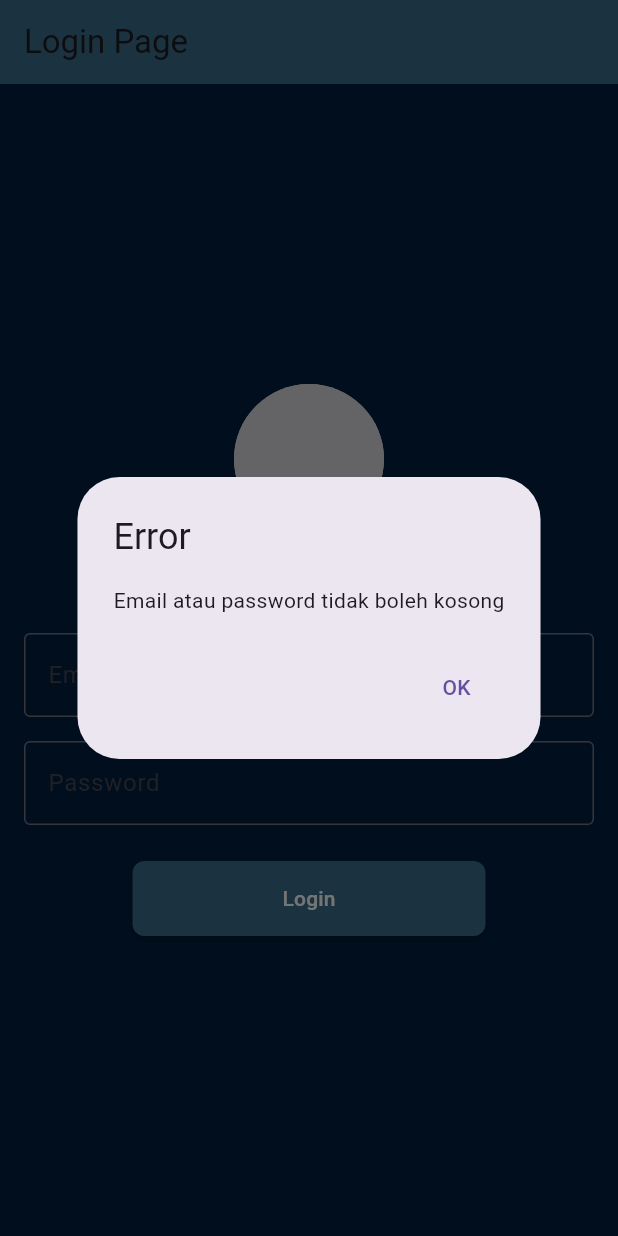
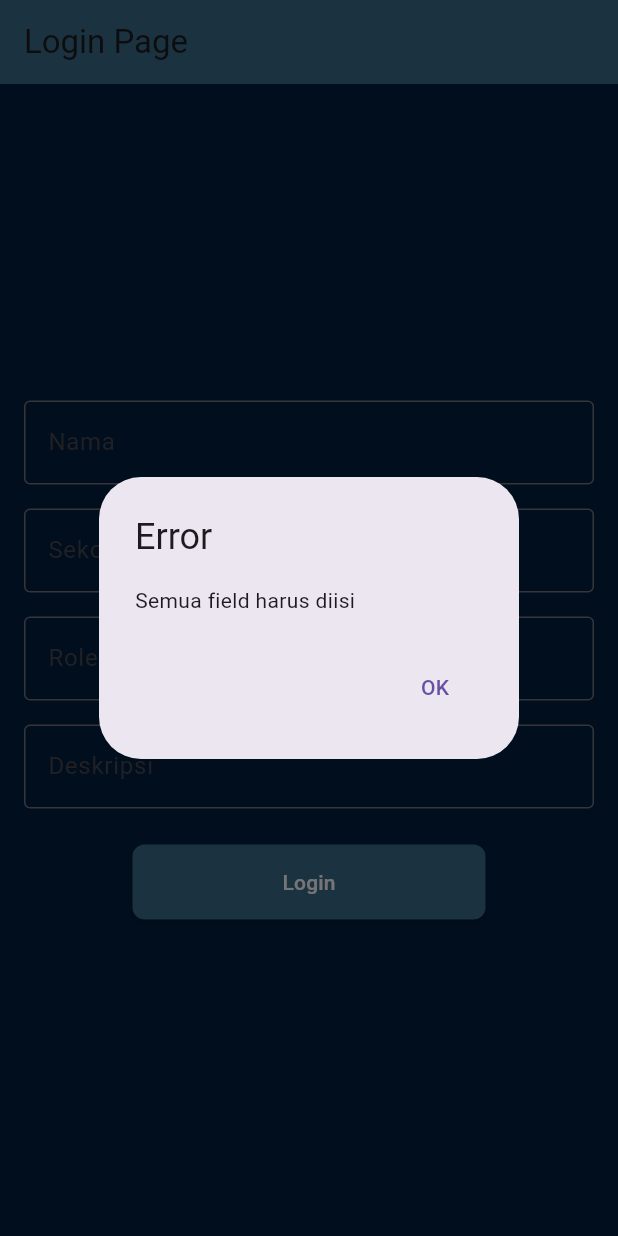
Before and after one commit to DavaAlfarizy/flut-prof, a Flutter app: the screen it shows after launch, after a tap on "Login", on a phone screen of 412 x 824 dp. Run offline on Flutter 3.47's test engine with Material 3 defaults, Android fonts, the phone set to English and light mode, and no system bars; our stand-ins replace font_awesome_flutter.

Commit message:
Form send data

```diff
--- a/lib/login_page.dart
+++ b/lib/login_page.dart
@@ -1,5 +1,5 @@
 import 'package:flutter/material.dart';
-import 'main.dart'; // Mengimpor halaman utama (main.dart)
+import 'main.dart'; // Mengimpor halaman utama (home.dart)
 
 class LoginPage extends StatefulWidget {
   @override
@@ -7,22 +7,26 @@ class LoginPage extends StatefulWidget {
 }
 
 class _LoginPageState extends State<LoginPage> {
-  // Controller untuk menangkap data dari text field
-  final TextEditingController emailController = TextEditingController();
-  final TextEditingController passwordController = TextEditingController();
+final TextEditingController _namaController = TextEditingController();
+final TextEditingController _sekolahController = TextEditingController();
+final TextEditingController _deskripsiController = TextEditingController();
+final TextEditingController _roleController = TextEditingController();
+
 
   // Fungsi untuk login
   void login() {
-    String email = emailController.text;
-    String password = passwordController.text;
+    String nama = _namaController.text;
+    String sekolah = _sekolahController.text;
+    String role = _roleController.text;
+    String deskripsi = _deskripsiController.text;
 
     // Validasi sederhana
-    if (email.isEmpty || password.isEmpty) {
+    if (nama.isEmpty || sekolah.isEmpty || role.isEmpty || deskripsi.isEmpty) {
       showDialog(
         context: context,
         builder: (context) => AlertDialog(
           title: Text("Error"),
-          content: Text("Email atau password tidak boleh kosong"),
+          content: Text("Semua field harus diisi"),
           actions: <Widget>[
             TextButton(
               child: Text("OK"),
@@ -32,13 +36,19 @@ class _LoginPageState extends State<LoginPage> {
         ),
       );
     } else {
-      // Jika login berhasil, navigasi ke halaman utama
-      Navigator.pushReplacement(
-        context,
-        MaterialPageRoute(
-          builder: (context) => home(), // Mengarahkan ke home di main.dart
-        ),
-      );
+      // Jika login berhasil, navigasi ke halaman home dengan mengirim data
+Navigator.pushReplacement(
+  context,
+  MaterialPageRoute(
+    builder: (context) => Home(
+      nama: _namaController.text, // atau data yang Anda terima dari form
+      sekolah: _sekolahController.text, // atau data yang Anda terima dari form
+      deskripsi: _deskripsiController.text, // jika ada field deskripsi
+      role: _roleController.text, // jika ada field role
+    ),
+  ),
+);
+
     }
   }
 
@@ -54,35 +64,36 @@ class _LoginPageState extends State<LoginPage> {
         child: Column(
           mainAxisAlignment: MainAxisAlignment.center,
           children: <Widget>[
-            CircleAvatar(
-              radius: 50.0,
-              backgroundImage: AssetImage('assets/images/image.png'), // Gambar login
-            ),
-            SizedBox(height: 16),
-            Text(
-              "Selamat Datang!",
-              style: TextStyle(
-                fontSize: 24,
-                fontWeight: FontWeight.bold,
-                color: Colors.black,
-              ),
-            ),
-            SizedBox(height: 16),
             TextField(
-              controller: emailController,
+              controller: _namaController,
               decoration: InputDecoration(
-                labelText: "Email",
+                labelText: "Nama",
                 border: OutlineInputBorder(),
               ),
             ),
             SizedBox(height: 16),
             TextField(
-              controller: passwordController,
+              controller: _sekolahController,
               decoration: InputDecoration(
-                labelText: "Password",
+                labelText: "Sekolah",
                 border: OutlineInputBorder(),
               ),
-              obscureText: true,
+            ),
+            SizedBox(height: 16),
+            TextField(
+              controller: _roleController,
+              decoration: InputDecoration(
+                labelText: "Role",
+                border: OutlineInputBorder(),
+              ),
+            ),
+            SizedBox(height: 16),
+            TextField(
+              controller: _deskripsiController,
+              decoration: InputDecoration(
+                labelText: "Deskripsi",
+                border: OutlineInputBorder(),
+              ),
             ),
             SizedBox(height: 24),
             ElevatedButton(
--- a/lib/main.dart
+++ b/lib/main.dart
@@ -1,6 +1,6 @@
 import 'package:flutter/material.dart';
 import 'login_page.dart'; // Mengimpor halaman login
-import 'Page2.dart'; // Halaman Page2 (sudah ada di proyekmu)
+import 'Page2.dart'; // Pastikan Page2.dart ada di proyek Anda
 
 void main() => runApp(MyApp());
 
@@ -14,9 +14,20 @@ class MyApp extends StatelessWidget {
   }
 }
 
-// Halaman home tetap seperti semula
-class home extends StatelessWidget {
-  const home({super.key});
+// Penamaan kelas 'Home' dengan huruf kapital sesuai konvensi Flutter
+class Home extends StatelessWidget {
+  final String nama;
+  final String sekolah;
+  final String deskripsi;
+  final String role;
+
+  const Home({
+    Key? key,
+    required this.nama,
+    required this.sekolah,
+    required this.deskripsi,
+    required this.role,
+  }) : super(key: key);
 
   @override
   Widget build(BuildContext context) {
@@ -52,7 +63,7 @@ class home extends StatelessWidget {
                         backgroundImage: AssetImage("assets/images/profil.jpg"),
                       ),
                       Text(
-                        "Muhammad Dava Al Farizy",
+                        nama,
                         textAlign: TextAlign.center,
                         style: TextStyle(
                           fontSize: 18,
@@ -60,10 +71,26 @@ class home extends StatelessWidget {
                         ),
                       ),
                       Text(
-                        "Murid Sekolah Menengah Kejuruan di SMK Wikrama Bogor",
+                        sekolah,
                         textAlign: TextAlign.center,
                         style: TextStyle(
                           fontSize: 16,
+                          color: Color(0xFF3A6D8C),
+                        ),
+                      ),
+                      Text(
+                        deskripsi,
+                        textAlign: TextAlign.center,
+                        style: TextStyle(
+                          fontSize: 14,
+                          color: Colors.white,
+                        ),
+                      ),
+                      Text(
+                        " $role",
+                        textAlign: TextAlign.center,
+                        style: TextStyle(
+                          fontSize: 14,
                           color: Color(0xFF3A6D8C),
                         ),
                       ),
--- a/pubspec.yaml
+++ b/pubspec.yaml
@@ -62,7 +62,7 @@ flutter:
 
   # To add assets to your application, add an assets section, like this:
   assets:
-  - assets/images/
+  - assets/images/profil.jpg
 
   # An image asset can refer to one or more resolution-specific "variants", see
   # https://flutter.dev/to/resolution-aware-images
```
Also changed, not shown: assets/images/profil.jpg, 1 other file.
